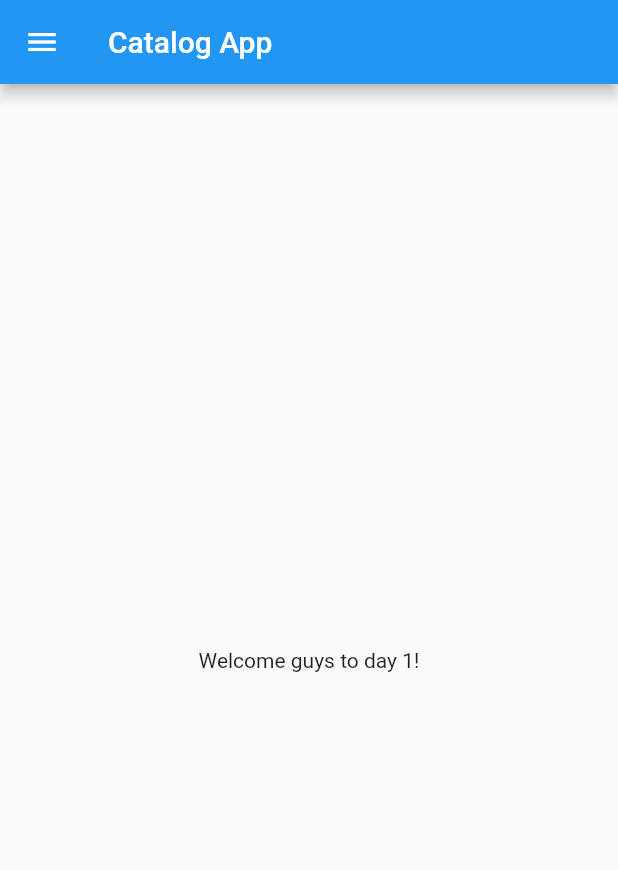
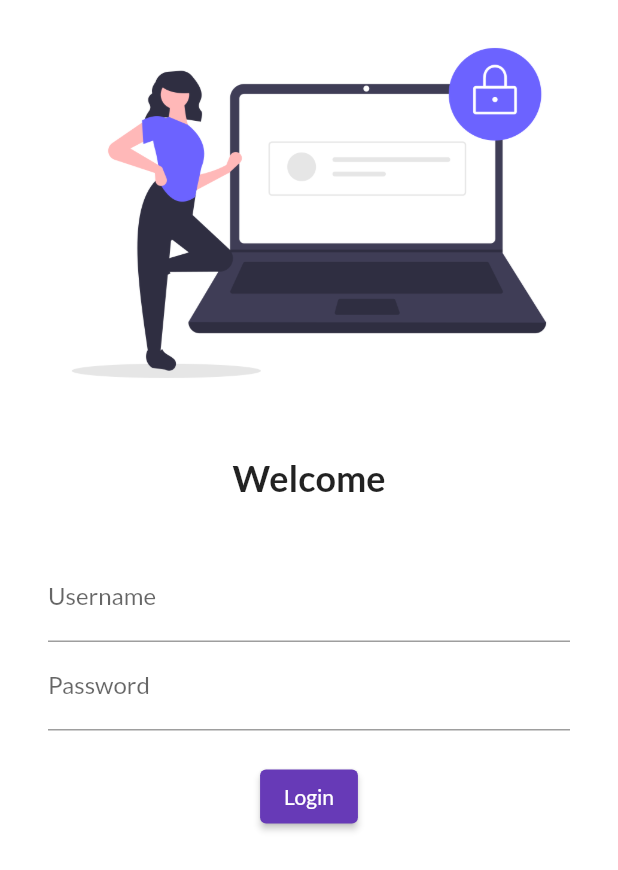
Before and after one commit to asmit-gupta/Catalog_App_flutter, a Flutter app: the screen it shows after launch, on a phone screen of 412 x 824 dp. Shown: the top 870 px of the screen. Run offline on Flutter 3.47's test engine with Material 2 defaults, Android fonts, the phone set to English and light mode, and no system bars; our stand-ins replace google_fonts.

Commit message:
third commit

```diff
--- a/lib/main.dart
+++ b/lib/main.dart
@@ -1,7 +1,9 @@
 // ignore_for_file: prefer_const_constructors, avoid_unnecessary_containers
 
 import 'package:flutter/material.dart';
-import 'package:flutter_catalog/home_page.dart';
+import 'package:flutter_catalog/pages/home_page.dart';
+import 'package:flutter_catalog/pages/login_page.dart';
+import 'package:google_fonts/google_fonts.dart';
 
 void main() {
   runApp(MyApp());
@@ -13,7 +15,18 @@ class MyApp extends StatelessWidget {
   @override
   Widget build(BuildContext context) {
     return MaterialApp(
-      home: HomePage(),
+      themeMode: ThemeMode.light,
+      theme: ThemeData(
+        primarySwatch: Colors.deepPurple,
+        fontFamily: GoogleFonts.lato().fontFamily,
+      ),
+      darkTheme: ThemeData(brightness: Brightness.dark),
+      initialRoute: "/",
+      routes: {
+        "/": (context) => LoignPage(),
+        "/home": (context) => HomePage(),
+        "/login": (context) => LoignPage()
+      },
     );
   }
 }
--- a/lib/home_page.dart
+++ b/lib/pages/home_page.dart
@@ -1,4 +1,4 @@
-// ignore_for_file: avoid_unnecessary_containers
+// ignore_for_file: avoid_unnecessary_containers, prefer_const_constructors
 
 import 'package:flutter/material.dart';
 
@@ -10,11 +10,12 @@ class HomePage extends StatelessWidget {
   Widget build(BuildContext context) {
     return Scaffold(
       appBar: AppBar(
+        centerTitle: true,
         title: Text("Catalog App"),
       ),
       body: Center(
         child: Container(
-          child: Text("Welcome guys to day $days!"),
+          child: Text("Day $days of Week!"),
         ),
       ),
       drawer: Drawer(),
--- /dev/null
+++ b/lib/pages/login_page.dart
@@ -0,0 +1,60 @@
+// ignore_for_file: prefer_const_constructors
+
+import 'package:flutter/material.dart';
+
+class LoignPage extends StatelessWidget {
+  const LoignPage({super.key});
+
+  @override
+  Widget build(BuildContext context) {
+    return Material(
+      color: Colors.white,
+      child: Column(children: [
+        Image.asset(
+          "assets/images/login_image.png",
+          fit: BoxFit.cover,
+        ),
+        SizedBox(
+          height: 20.0,
+        ),
+        Text(
+          "Welcome",
+          style: TextStyle(fontSize: 24, fontWeight: FontWeight.bold),
+        ),
+        SizedBox(
+          height: 20.0,
+        ),
+        Padding(
+          padding: const EdgeInsets.symmetric(vertical: 16.0, horizontal: 32.0),
+          child: Column(
+            children: [
+              TextFormField(
+                decoration: InputDecoration(
+                  hintText: "Enter Username",
+                  labelText: "Username",
+                ),
+              ),
+              TextFormField(
+                obscureText: true,
+                decoration: InputDecoration(
+                  hintText: "Enter password",
+                  labelText: "Password",
+                ),
+              ),
+              SizedBox(
+                height: 20.0,
+              ),
+              ElevatedButton(
+                onPressed: () {
+                  print("hi Asmit!");
+                },
+                style: TextButton.styleFrom(),
+                child: Text("Login"),
+              )
+            ],
+          ),
+        )
+      ]),
+    );
+  }
+}
--- a/pubspec.yaml
+++ b/pubspec.yaml
@@ -33,9 +33,11 @@ dependencies:
     sdk: flutter
 
 
+
   # The following adds the Cupertino Icons font to your application.
   # Use with the CupertinoIcons class for iOS style icons.
   cupertino_icons: ^1.0.2
+  google_fonts: ^3.0.1
 
 dev_dependencies:
   flutter_test:
@@ -60,8 +62,8 @@ flutter:
   uses-material-design: true
 
   # To add assets to your application, add an assets section, like this:
-  # assets:
-  #   - images/a_dot_burr.jpeg
+  assets:
+    - assets/images/
   #   - images/a_dot_ham.jpeg
 
   # An image asset can refer to one or more resolution-specific "variants", see
```
Also changed, not shown: assets/images/login_image.png (added), pubspec.lock, 1 other file.
